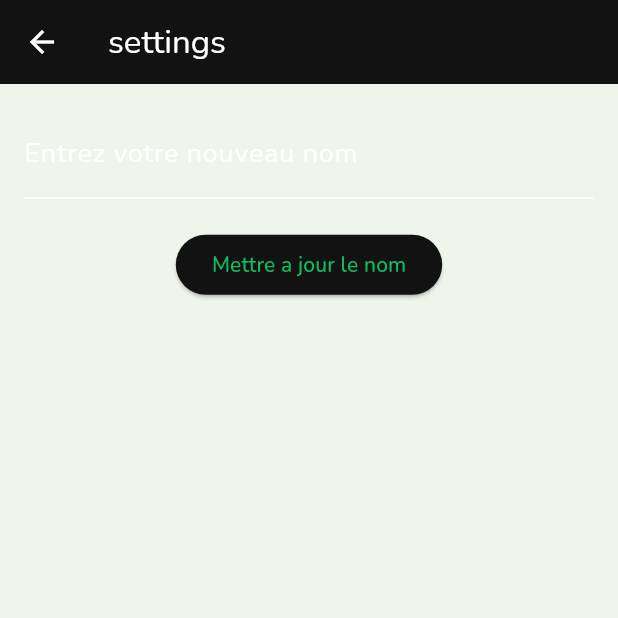
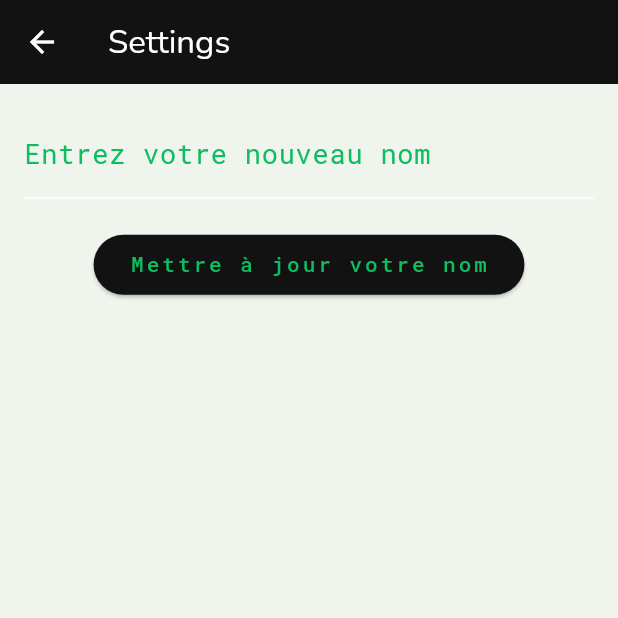
Before and after one commit to Yannick-btn/my-flutter-app, a Flutter app: the screen it shows once a user with an empty profile is signed in, item 3 of the bottom bar chosen, after a tap on "Settings", on a phone screen of 412 x 824 dp, the top half of it. Run offline on Flutter 3.47's test engine with Material 3 defaults, Android fonts, the phone set to English and light mode, and no system bars; our stand-ins replace animated_bottom_navigation_bar, cloud_firestore, firebase_auth, firebase_core, font_awesome_flutter, google_fonts and 1 more; accounts and stored records are empty.

Commit message:
changement de couleur icon

```diff
--- a/lib/components/user_tile.dart
+++ b/lib/components/user_tile.dart
@@ -33,7 +33,10 @@ class UserTile extends StatelessWidget {
                 padding: EdgeInsets.all(16.0),
               ),
               // icon dynamique
-              Icon(leadingIcon),
+              Icon(
+                leadingIcon,
+                color: Theme.of(context).colorScheme.primary,
+              ),
               SizedBox(width: 8), // Ajout d'un espace entre l'icône et le texte
               // user name
               Padding(
--- a/lib/profile/screens/setting.dart
+++ b/lib/profile/screens/setting.dart
@@ -1,7 +1,7 @@
 import 'package:flutter/material.dart';
 import 'package:firebase_auth/firebase_auth.dart';
 import 'package:cloud_firestore/cloud_firestore.dart';
-import 'package:flutterapp/main.dart';
+import 'package:google_fonts/google_fonts.dart';
 
 class SettingScreen extends StatefulWidget {
   const SettingScreen({super.key});
@@ -12,28 +12,29 @@ class SettingScreen extends StatefulWidget {
 
 class _SettingScreenState extends State<SettingScreen> {
   final TextEditingController _nameController = TextEditingController();
+  final FocusNode _focusNode = FocusNode(); // FocusNode pour le champ de texte
 
   // fonction pour mettre à jour le displayName dans Firestore
   void updateDisplayNameFirestore(String newDisplayName) async {
     final currentUser = FirebaseAuth.instance.currentUser;
 
     if (currentUser == null) {
-      print('utilisateur non connecté');
+      print('Utilisateur non connecté');
       return;
     }
 
-    // mise a jour du displayName dans Firestore
+    // mise à jour du displayName dans Firestore
     try {
       await FirebaseFirestore.instance
           .collection('users')
           .doc(currentUser.uid)
           .update({
-        // Mis a jour du displayName
+        // Mise à jour du displayName
         'displayName': newDisplayName,
       });
-      print('nouveau nom : $newDisplayName');
+      print('Nouveau nom : $newDisplayName');
     } catch (error) {
-      print('Erreur lors de la mise à jour dans Firestore : $error ');
+      print('Erreur lors de la mise à jour dans Firestore : $error');
     }
   }
 
@@ -63,14 +64,22 @@ class _SettingScreenState extends State<SettingScreen> {
       // Mettre à jour Firestore et Firebase Auth
       updateDisplayNameFirestore(newDisplayName);
       updateDisplayNameInAuth(newDisplayName);
+
+      // Effacer le texte dans le TextField après la mise à jour
+      _nameController.clear();
     }
   }
 
   @override
   Widget build(BuildContext context) {
-    return Scaffold(
+    return GestureDetector(
+      onTap: () {
+        // Lorsque l'utilisateur tape ailleurs, on retire le focus du champ de texte
+        _focusNode.unfocus();
+      },
+      child: Scaffold(
         appBar: AppBar(
-        title: const Text('settings'),
+          title: const Text('Settings'),
         ),
         body: Padding(
           padding: const EdgeInsets.all(16.0),
@@ -78,18 +87,29 @@ class _SettingScreenState extends State<SettingScreen> {
             children: [
               TextField(
                 controller: _nameController,
-              decoration: const InputDecoration(
+                focusNode: _focusNode, // Associer le FocusNode au TextField
+                style: GoogleFonts.robotoMono(
+                  color: Theme.of(context).colorScheme.tertiary,
+                  letterSpacing: 4.0,
+                ),
+                decoration: InputDecoration(
                   labelText: 'Entrez votre nouveau nom',
+                  labelStyle: GoogleFonts.robotoMono(
+                      color: Theme.of(context).colorScheme.primary),
                 ),
               ),
-            const SizedBox(
-              height: 20,
+              const SizedBox(height: 20),
+              ElevatedButton(
+                onPressed: _updateDisplayName, // Appel de la méthode
+                child: Text(
+                  'Mettre à jour votre nom',
+                  style: GoogleFonts.robotoMono(
+                    letterSpacing: 2.0,
+                  ), // Texte du bouton
                 ),
-            ElevatedButton(
-              onPressed: _updateDisplayName,
-              child: const Text('Mettre a jour le nom'),
               ),
             ],
+          ),
         ),
       ),
     );
```
Lines whose indentation alone changed are shown as unchanged.
